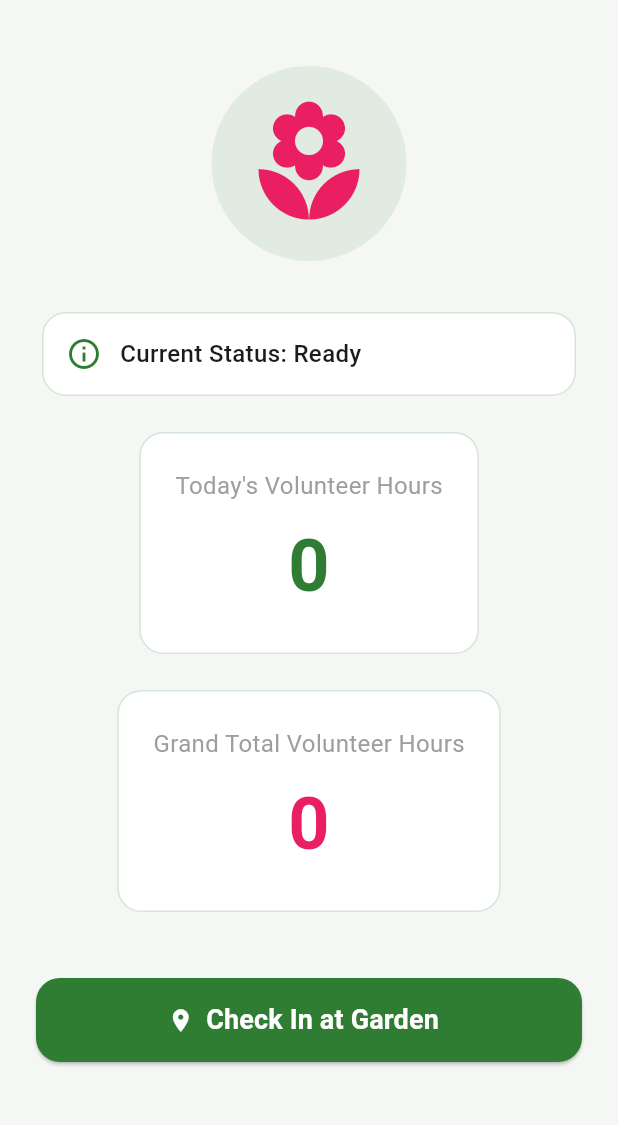
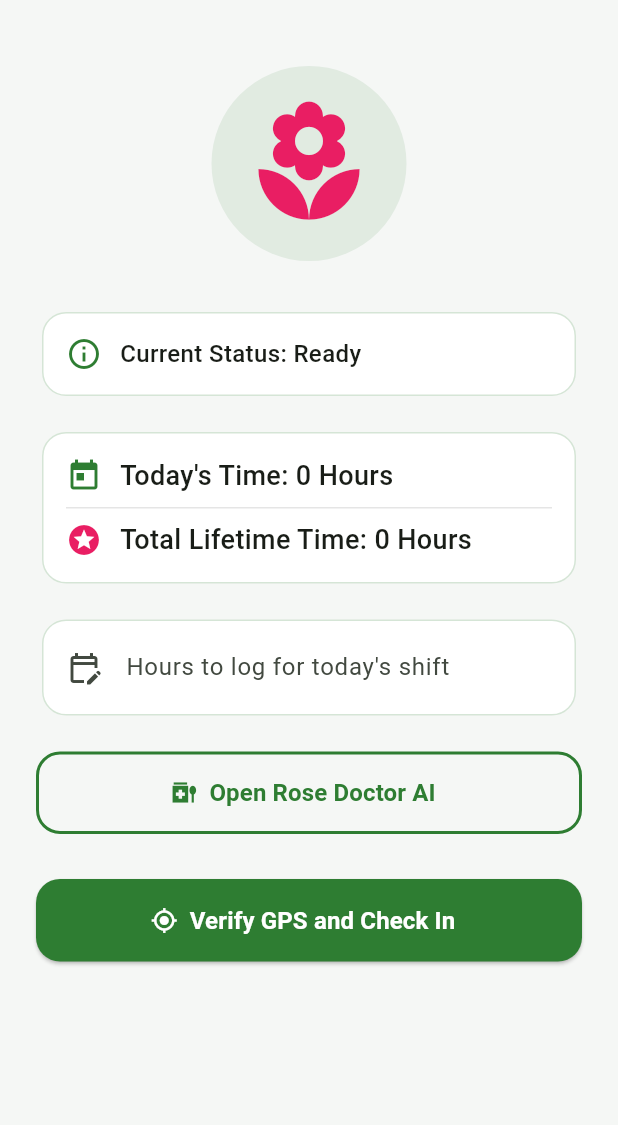
Before and after one commit to ryanjunlinchen/sanjose_heritage_rosegarden, a Flutter app: the screen it shows after launch, on a phone screen of 412 x 824 dp, the part 84-1209 px from its top. Run offline on Flutter 3.47's test engine with Material 3 defaults, Android fonts, the phone set to English and light mode, and no system bars; our stand-ins replace geolocator, image_picker, shared_preferences.

Commit message:
Added user input volunteer hours tracking

```diff
--- a/lib/main.dart
+++ b/lib/main.dart
@@ -1,6 +1,7 @@
 import 'package:flutter/material.dart';
 import 'package:geolocator/geolocator.dart';
-import 'package:shared_preferences/shared_preferences.dart'; // Added dependency to handle local physical storage persistence
+import 'package:shared_preferences/shared_preferences.dart'; // Handles local device memory storage persistence
+import 'rose_doctor_page.dart'; // 🚀 ADDED: Imports your camera scanner screen module
 
 void main() {
   runApp(const RoseGardenApp());
@@ -20,7 +21,7 @@
           seedColor: const Color(0xFF2E7D32),
           primary: const Color(0xFF2E7D32),    // plant green
           secondary: const Color(0xFFE91E63),  // rose red
-          surface: const Color(0xFFF5F7F5),    // morning mist white (Mapped to surface for Material 3 uniformity)
+          surface: const Color(0xFFF5F7F5),    // morning mist white
         ),
         scaffoldBackgroundColor: const Color(0xFFF5F7F5),
       ),
@@ -38,13 +39,16 @@
 
 class _HomeScreenState extends State<HomeScreen> {
   int _volunteerHours = 0; // Handled as your Daily Volunteer Hours counter
-  int _allTimeHours = 0;   // Added state field to protect and store your permanent master running history
+  int _allTimeHours = 0;   // Track permanent master running history history
   bool _isLoading = false;
   String _statusMessage = "Ready";
 
-  // San Jose Heritage Rose Garden coordinates
-  final double _targetLatitude = 37.3323;
-  final double _targetLongitude = -121.9234;
+  // Single controller tool to extract custom inputs typed into the single input field
+  final TextEditingController _todayHoursController = TextEditingController();
+
+  // San Jose Heritage Rose Garden real center coordinates
+  final double _targetLatitude = 37.3382;
+  final double _targetLongitude = -121.9026;
   final double _allowedRadiusInMeters = 200.0; // allowed check-in radius (meters)
 
   @override
@@ -53,18 +57,30 @@
     _loadSavedHours(); // Automatically pull saved hours from the disk when the screen initializes
   }
 
+  @override
+  void dispose() {
+    _todayHoursController.dispose(); // Avoid memory footprint leaks by explicitly disposing controller object
+    super.dispose();
+  }
+
+  // Helper function to format a unique daily validation string
+  String _getTodayDateString() {
+    final now = DateTime.now();
+    return "${now.year}-${now.month}-${now.day}";
+  }
+
   // Reads the device's storage drive to restore the volunteer's historic hours
   Future<void> _loadSavedHours() async {
     final prefs = await SharedPreferences.getInstance();
     if (!mounted) return;
 
-    // Fetch historical data metrics from storage fields
+    // Fetch historical data metrics from separate storage tracks
     int savedDailyHours = prefs.getInt('saved_volunteer_hours_key') ?? 0;
     int savedAllTimeHours = prefs.getInt('saved_all_time_hours_key') ?? 0;
     String? lastDateStr = prefs.getString('saved_last_check_in_date_key');
 
     final now = DateTime.now();
-    final todayStr = "${now.year}-${now.month}-${now.day}"; // Unique string key representation of today's date
+    final todayStr = _getTodayDateString();
 
     // Automated Midnight Checking Protocol: If the calendar date changes, reset the daily counter
     if (lastDateStr != null && lastDateStr != todayStr) {
@@ -72,20 +88,19 @@
     }
 
     setState(() {
-      _volunteerHours = savedDailyHours; // Fallback to 0 if it's the first time opening the app
-      _allTimeHours = savedAllTimeHours; // Restores master background counter metrics
+      _volunteerHours = savedDailyHours;
+      _allTimeHours = savedAllTimeHours; // Restores master lifetime history tracking
     });
   }
 
-  // Commits the newly accumulated hour count directly onto physical device storage
+  // Commits both counters independently directly onto local device hard drive storage
   Future<void> _saveHoursToDisk() async {
     final prefs = await SharedPreferences.getInstance();
-    final now = DateTime.now();
-    final todayStr = "${now.year}-${now.month}-${now.day}";
+    final todayStr = _getTodayDateString();
 
     await prefs.setInt('saved_volunteer_hours_key', _volunteerHours);
-    await prefs.setInt('saved_all_time_hours_key', _allTimeHours); // Added persistent preservation for the grand history value
-    await prefs.setString('saved_last_check_in_date_key', todayStr); // Locks down the last active day calendar timestamp
+    await prefs.setInt('saved_all_time_hours_key', _allTimeHours); // Store grand history separately
+    await prefs.setString('saved_last_check_in_date_key', todayStr); // Locks down calendar day date tag
   }
 
   // Core functionality: Retrieve location and verify geofence
@@ -128,19 +143,28 @@
         _targetLongitude,
       );
 
-      if (!mounted) return;
-
       // 5. Determine whether inside garden
       setState(() {
         _isLoading = false;
         if (distanceInMeters <= _allowedRadiusInMeters) {
-          _volunteerHours += 1;
-          _allTimeHours += 1; // Safely increments permanent grand history total metrics simultaneously
+
+          // Read the single input value safely. Fallback cleanly to 1 hour if it is empty.
+          int enteredHours = int.tryParse(_todayHoursController.text) ?? 1;
+
+          // Simultaneously add the EXACT same user input to both variables
+          _volunteerHours += enteredHours;
+          _allTimeHours += enteredHours;
           _statusMessage = "Check in successful! You are currently in the Rose Garden.";
 
-          _saveHoursToDisk(); // Triggers storage operation right after confirming valid check-in
+          _saveHoursToDisk(); // Triggers local file system update block
+          _todayHoursController.clear(); // Automatically empty text element for clear next-run
 
-          _showResultDialog(true, "Check in successful! ", "The distance between the garden is ${distanceInMeters.toStringAsFixed(1)} meters, your working time has been recorded. ");
+          // Refined success dialog reflecting singular input values mapped to dual categories
+          _showResultDialog(
+            true,
+            "Check in successful! ",
+            "The distance between the garden is ${distanceInMeters.toStringAsFixed(1)} meters. Successfully logged $enteredHours hours to both your daily shift and lifetime records."
+          );
         } else {
           _statusMessage = "Unable to check in：Outside garden boundaries.";
           _showResultDialog(false, "Unable to check in.", "The distance between the garden is ${ (distanceInMeters / 1000).toStringAsFixed(2) } kilometers。\n\nplease try again after arriving at the park. ");
@@ -148,7 +172,6 @@
       });
 
     } catch (e) {
-      if (!mounted) return;
       setState(() {
         _isLoading = false;
         _statusMessage = "Error";
@@ -195,7 +218,9 @@
         backgroundColor: theme.colorScheme.primary,
         centerTitle: true,
       ),
-      body: SingleChildScrollView(
+      body: GestureDetector(
+        onTap: () => FocusScope.of(context).unfocus(), // Automatically dismisses the keypad when tapping blank canvas space
+        child: SingleChildScrollView(
           child: Padding(
             padding: const EdgeInsets.all(24.0),
             child: Column(
@@ -205,7 +230,7 @@
                 Container(
                   padding: const EdgeInsets.all(20),
                   decoration: const BoxDecoration(
-                  color: Color(0x1A2E7D32), // Hardcoded 10% opacity primary green for broad Flutter SDK support
+                    color: Color(0x1A2E7D32), // Standard 10% opacity primary green color token
                     shape: BoxShape.circle,
                   ),
                   child: Icon(
@@ -216,13 +241,13 @@
                 ),
                 const SizedBox(height: 30),
 
-              // Status Card: System Notification (Only one clean card kept)
+                // Status Card: System Notification
                 Card(
                   elevation: 0,
                   color: Colors.white,
                   shape: RoundedRectangleBorder(
                     borderRadius: BorderRadius.circular(16),
-                  side: const BorderSide(color: Color(0x332E7D32)), // Hardcoded 20% opacity primary green border
+                    side: const BorderSide(color: Color(0x332E7D32)), // Standard 20% opacity green boundary
                   ),
                   child: Padding(
                     padding: const EdgeInsets.all(16.0),
@@ -234,7 +259,7 @@
                           child: Text(
                             'Current Status: $_statusMessage',
                         style: const TextStyle(fontSize: 16, fontWeight: FontWeight.w500),
-                        ),
+                      ), // 👍 FIXED: Closed missing structural parenthesis here to stop argument errors
                     ),
                   ],
                 ),
@@ -242,30 +267,41 @@
             ),
             const SizedBox(height: 16),
 
-              // Status Card: Daily Volunteer Hours
+            // Status Card: Double row display tracking both variables independently
             Card(
               elevation: 0,
               color: Colors.white,
               shape: RoundedRectangleBorder(
                 borderRadius: BorderRadius.circular(16),
-                  side: const BorderSide(color: Color(0x332E7D32)), // Hardcoded 20% opacity primary green border
+                side: const BorderSide(color: Color(0x332E7D32)),
               ),
               child: Padding(
-                  padding: const EdgeInsets.all(24.0),
+                padding: const EdgeInsets.all(16.0),
                 child: Column(
                   children: [
-                      const Text(
-                        'Today\'s Volunteer Hours',
-                        style: TextStyle(fontSize: 16, color: Colors.grey),
+                    Row(
+                      children: [
+                        Icon(Icons.today, color: theme.colorScheme.primary),
+                        const SizedBox(width: 12),
+                        Text(
+                          "Today's Time: $_volunteerHours Hours",
+                          style: const TextStyle(fontSize: 18, fontWeight: FontWeight.w500),
                         ),
-                      const SizedBox(height: 8),
+                      ],
+                    ),
+                    const Padding(
+                      padding: EdgeInsets.symmetric(vertical: 8.0),
+                      child: Divider(height: 1, color: Color(0x1A000000)),
+                    ),
+                    Row(
+                      children: [
+                        Icon(Icons.stars, color: theme.colorScheme.secondary),
+                        const SizedBox(width: 12),
                         Text(
-                        '$_volunteerHours',
-                        style: TextStyle(
-                          fontSize: 48,
-                          fontWeight: FontWeight.bold,
-                          color: theme.colorScheme.primary,
+                          'Total Lifetime Time: $_allTimeHours Hours',
+                          style: const TextStyle(fontSize: 18, fontWeight: FontWeight.w500),
                         ),
+                      ],
                     ),
                   ],
                 ),
@@ -273,64 +309,66 @@
             ),
             const SizedBox(height: 16),
 
-              // Status Card: Cumulative Master All-Time Hours
+            // Singular Input Box Card Layout: Custom Hours Entry to apply toward both counts simultaneously
             Card(
               elevation: 0,
               color: Colors.white,
               shape: RoundedRectangleBorder(
                 borderRadius: BorderRadius.circular(16),
-                  side: const BorderSide(color: Color(0x332E7D32)), // Hardcoded 20% opacity primary green border
+                side: const BorderSide(color: Color(0x332E7D32)),
               ),
               child: Padding(
-                  padding: const EdgeInsets.all(24.0),
-                  child: Column(
-                    children: [
-                      const Text(
-                        'Grand Total Volunteer Hours',
-                        style: TextStyle(fontSize: 16, color: Colors.grey),
-                      ),
-                      const SizedBox(height: 8),
-                      Text(
-                        '$_allTimeHours',
-                        style: TextStyle(
-                          fontSize: 48,
-                          fontWeight: FontWeight.bold,
-                          color: theme.colorScheme.secondary, // Stylized with rose red for card distinction
-                        ),
-                      ),
-                    ],
+                padding: const EdgeInsets.symmetric(horizontal: 16.0, vertical: 4.0),
+                child: TextField(
+                  controller: _todayHoursController,
+                  keyboardType: TextInputType.number, // Strips alphabetic options from mobile layout boards
+                  decoration: const InputDecoration(
+                    icon: Icon(Icons.edit_calendar_outlined),
+                    border: InputBorder.none,
+                    labelText: "Hours to log for today's shift",
+                    hintText: 'Defaults to 1 if empty',
                   ),
                 ),
               ),
-              const SizedBox(height: 40),
+            ),
+            const SizedBox(height: 20),
 
-              // Action Button
-              SizedBox(
+            // 🚀 ADDED: Open Rose Doctor AI Navigation Link Button Layout Element
+            OutlinedButton.icon(
+              onPressed: () {
+                Navigator.push(
+                  context,
+                  MaterialPageRoute(builder: (context) => const RoseDoctorPage()),
+                );
+              },
+              icon: Icon(Icons.medication_liquid_outlined, color: theme.colorScheme.primary),
+              label: const Text('Open Rose Doctor AI', style: TextStyle(fontSize: 16, color: Color(0xFF2E7D32), fontWeight: FontWeight.bold)),
+              style: OutlinedButton.styleFrom(
+                minimumSize: const Size(double.infinity, 55),
+                side: const BorderSide(color: Color(0xFF2E7D32), width: 2),
+                shape: RoundedRectangleBorder(borderRadius: BorderRadius.circular(16)),
+              ),
+            ),
+            const SizedBox(height: 30),
+
+            // Check in Action Trigger Button
+            _isLoading
+                ? const CircularProgressIndicator()
+                : SizedBox(
                     width: double.infinity,
-                height: 56,
+                    height: 55,
                     child: ElevatedButton.icon(
-                  onPressed: _isLoading ? null : _handleCheckIn,
+                      onPressed: _handleCheckIn,
+                      icon: const Icon(Icons.gps_fixed, color: Colors.white),
+                      label: const Text(
+                        'Verify GPS and Check In',
+                        style: TextStyle(fontSize: 16, color: Colors.white, fontWeight: FontWeight.bold),
+                      ),
                       style: ElevatedButton.styleFrom(
                         backgroundColor: theme.colorScheme.primary,
-                    foregroundColor: Colors.white,
-                    disabledBackgroundColor: Colors.grey,
                         shape: RoundedRectangleBorder(
                           borderRadius: BorderRadius.circular(16),
                         ),
-                  ),
-                  icon: _isLoading
-                      ? const SizedBox(
-                          width: 24,
-                          height: 24,
-                          child: CircularProgressIndicator(
-                            color: Colors.white,
-                            strokeWidth: 2.5,
-                          ),
-                        )
-                      : const Icon(Icons.location_on),
-                  label: Text(
-                    _isLoading ? 'Checking In...' : 'Check In at Garden',
-                    style: const TextStyle(fontSize: 18, fontWeight: FontWeight.bold),
                       ),
                     ),
                   ),
@@ -338,6 +376,7 @@
         ),
       ),
     ),
+  ),
 );
   }
 }
--- a/pubspec.yaml
+++ b/pubspec.yaml
@@ -36,6 +36,7 @@
   cupertino_icons: ^1.0.8
   geolocator: ^14.0.3
   shared_preferences: ^2.5.5
+  image_picker: ^1.2.2
 
 dev_dependencies:
   flutter_test:
```
Also changed, not shown: lib/rose_doctor_page.dart (added, +171 -0 lines), pubspec.lock, 43 other files. Lines whose indentation alone changed are shown as unchanged.
